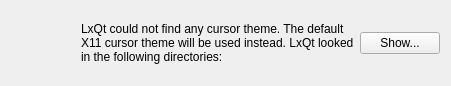
Before: the Qt Designer form lxqt-config-cursor/ui/warninglabel.ui in lxqt/lxqt-config, drawn with Qt 5.
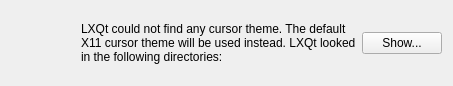
After: the same form once the commit is applied.

Patch:
```diff
--- a/lxqt-config-cursor/ui/warninglabel.ui
+++ b/lxqt-config-cursor/ui/warninglabel.ui
@@ -41,7 +41,7 @@
         </sizepolicy>
        </property>
        <property name="text">
-        <string>LxQt could not find any cursor theme. The default X11 cursor theme will be used instead. LxQt looked in the following directories:</string>
+        <string>LXQt could not find any cursor theme. The default X11 cursor theme will be used instead. LXQt looked in the following directories:</string>
        </property>
        <property name="wordWrap">
         <bool>true</bool>
```
